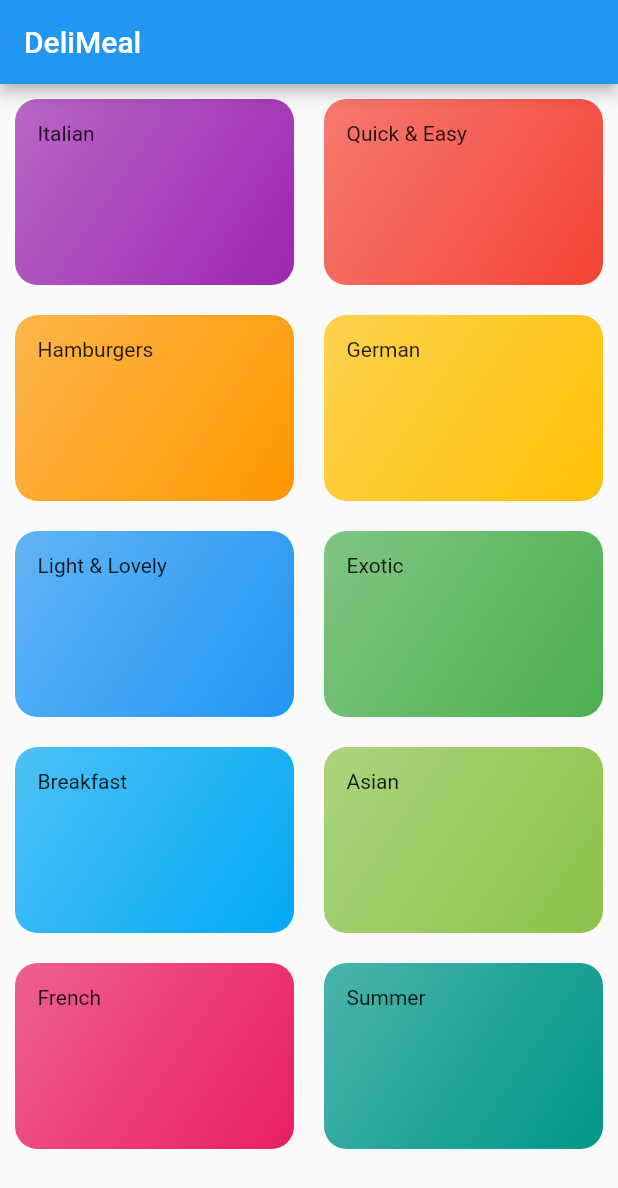
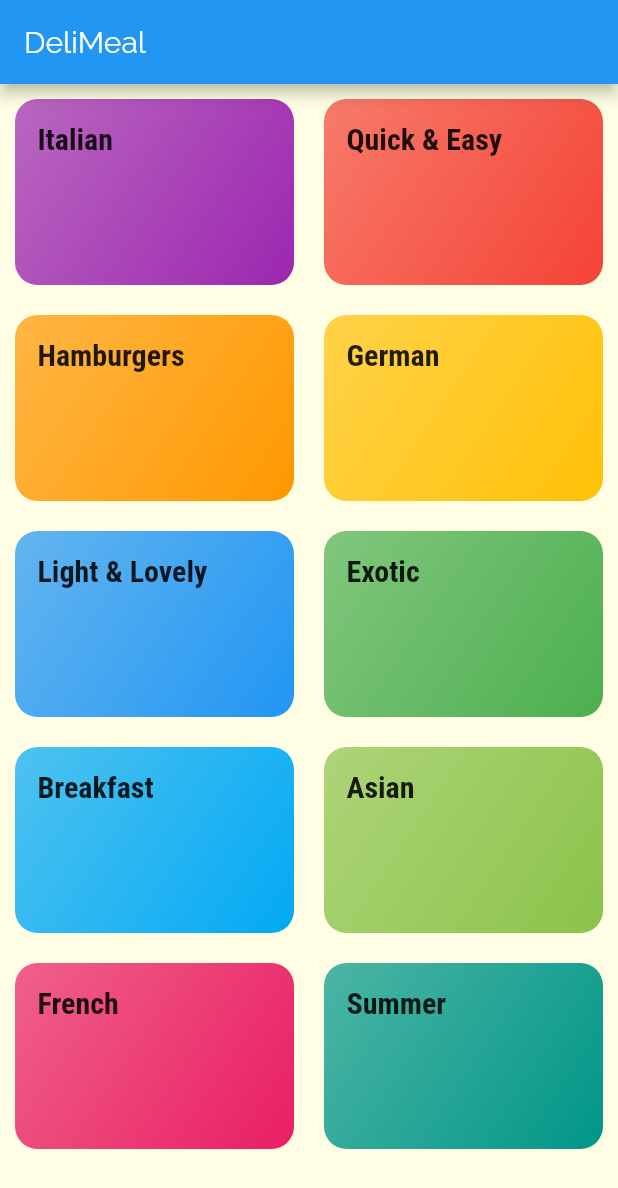
Before and after one commit to mahin1995/meal-app-udemy, a Flutter app: the screen it shows after launch, on a phone screen of 412 x 824 dp. Shown: the top 1188 px of the screen. Run offline on Flutter 3.47's test engine with Material 2 defaults, Android fonts, the light colour scheme and no system bars.

Commit message:
from home pc

```diff
--- a/lib/category_item.dart
+++ b/lib/category_item.dart
@@ -1,16 +1,29 @@
 import 'package:flutter/material.dart';
+
+import './category_meals_screen.dart';
+
 
 class CategoryItem extends StatelessWidget {
   final String title;
   final Color color;
 
   CategoryItem(this.title, this.color);
-
+ void selectCatgory(BuildContext ctx){
+   Navigator.of(ctx).push(
+     MaterialPageRoute(builder: (_){
+       return CategoryMealsScreen();
+     })
+   );
+ }
   @override
   Widget build(BuildContext context) {
-    return Container(
+    return InkWell(
+      onTap: ()=>selectCatgory(context),
+      splashColor: Theme.of(context).primaryColor,
+      borderRadius: BorderRadius.circular(15),
+      child: Container(
         padding: const EdgeInsets.all(15),
-      child: Text(title),
+        child: Text(title,style: Theme.of(context).textTheme.title,),
         decoration: BoxDecoration(
           gradient: LinearGradient(
             colors: [
@@ -22,6 +35,7 @@ class CategoryItem extends StatelessWidget {
           ),
           borderRadius: BorderRadius.circular(15),
         ),
+      ),
     );
   }
 }
--- a/lib/main.dart
+++ b/lib/main.dart
@@ -11,6 +11,19 @@ class MyApp extends StatelessWidget {
       title: 'DeliMeals',
       theme: ThemeData(
         primarySwatch: Colors.blue,
+        accentColor: Colors.amber,
+        canvasColor: Color.fromRGBO(255, 254, 229, 1),
+        fontFamily: 'Raleway',
+        textTheme: ThemeData.light().textTheme.copyWith(
+          body1: TextStyle(color: Color.fromRGBO(20, 51, 51, 1)),
+          body2: TextStyle(color: Color.fromRGBO(20, 51, 51, 1)),
+          title: TextStyle(
+            fontSize: 20,
+            fontFamily: 'RobotoCondensed',
+            fontWeight: FontWeight.bold
+          )
+        ),
+
       ),
       home: CategoriesScreen(),
     );
```
Also changed, not shown: lib/category_meals_screen.dart (added, +13 -0 lines), pubspec.yaml (+17 -14 lines). Lines whose indentation alone changed are shown as unchanged.
